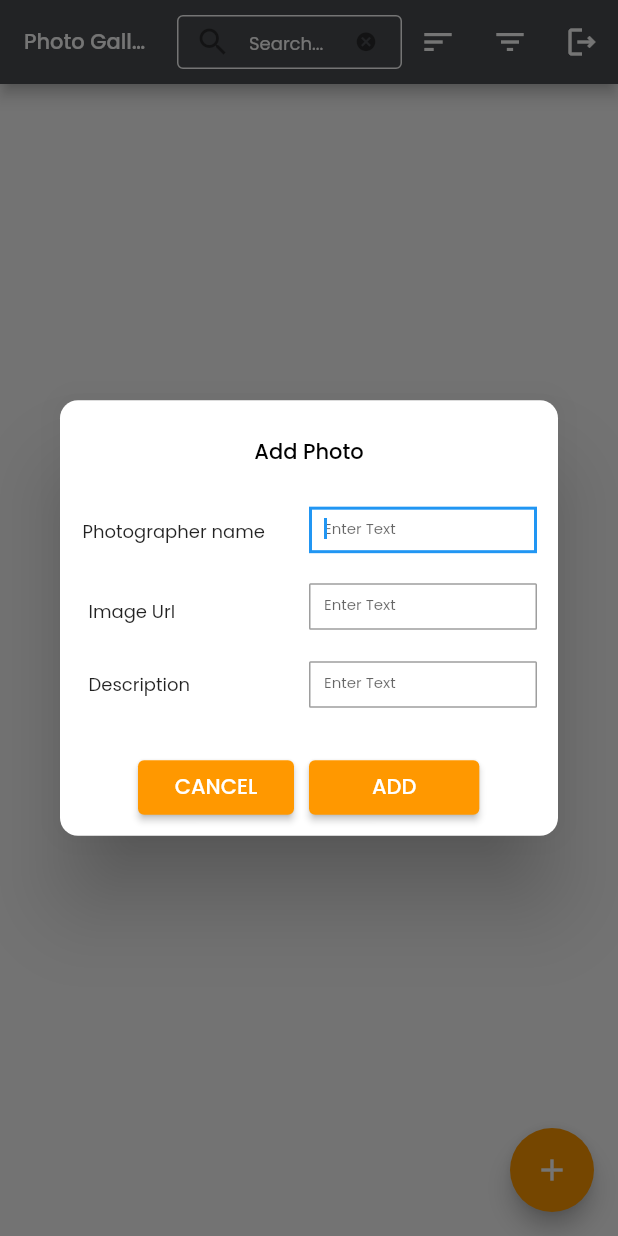
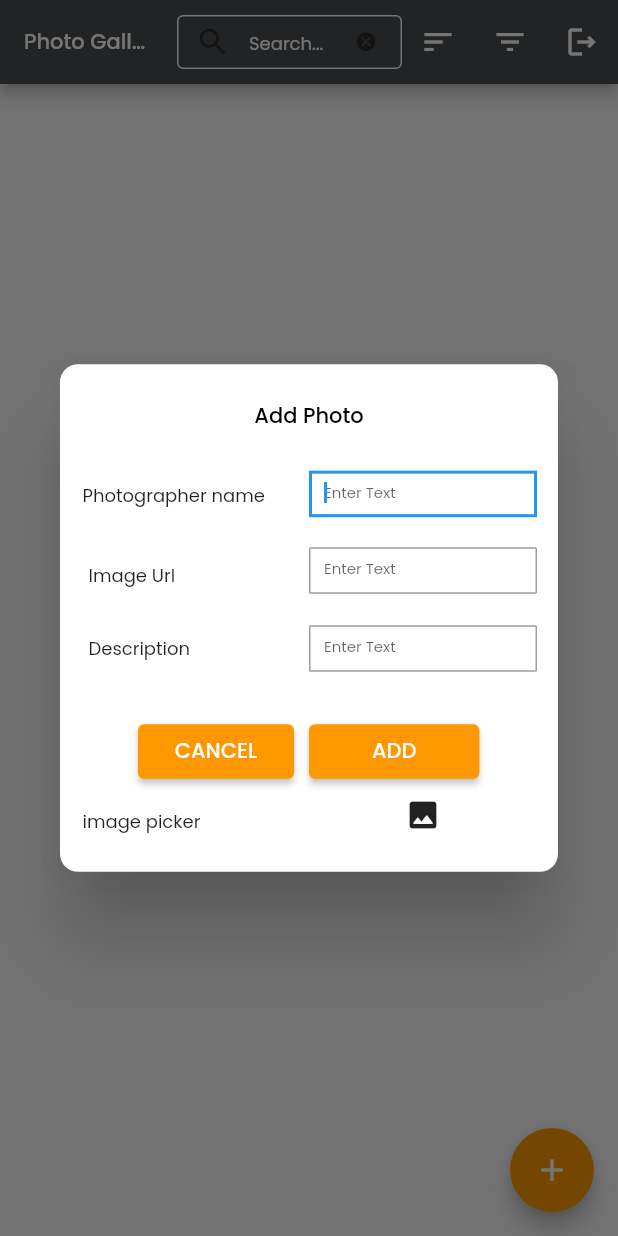
Before and after one commit to Dhanapal01/photogallery, a Flutter app: the screen it shows once a user with an empty profile is signed in, after a tap on the "add" icon, on a phone screen of 412 x 824 dp. Run offline on Flutter 3.47's test engine with Material 2 defaults, Android fonts, the light colour scheme and no system bars; our stand-ins replace cloud_firestore, file_picker, firebase_auth, firebase_core, firebase_storage, google_fonts and 1 more; accounts and stored records are empty; network calls fail.

Commit message:
add circularprograssindicator and add only user can login and add filepicker

```diff
--- a/lib/pages/card_page.dart
+++ b/lib/pages/card_page.dart
@@ -1,7 +1,7 @@
 import 'package:flutter/material.dart';
 import 'package:google_fonts/google_fonts.dart';
 import 'package:photogalery/pages/button/button_widget.dart';
-import 'modal_page.dart';
+import 'model_page.dart';
 
 class ImageWidget extends StatefulWidget {
   const ImageWidget({super.key});
@@ -66,7 +66,7 @@ class _CardWidgetState extends State<CardWidget> {
                   contentPadding: const EdgeInsets.all(0),
                   content: SizedBox(
                     width: width,
-                    height: height,
+                    height: height > 500 ? height : height - 50,
                     child: ClipRRect(
                         borderRadius:
                             const BorderRadius.all(Radius.circular(12)),
--- a/lib/pages/create_page.dart
+++ b/lib/pages/create_page.dart
@@ -1,19 +1,20 @@
 import 'dart:async';
+import 'dart:io';
 
 import 'package:collection/collection.dart';
 import 'package:firebase_auth/firebase_auth.dart';
 import 'package:photogalery/pages/login_page.dart';
 import 'package:photogalery/pages/login_register_page.dart';
-
+import 'package:file_picker/file_picker.dart';
 import 'auth_page.dart';
-import 'modal_page.dart';
+import 'model_page.dart';
 import 'package:google_fonts/google_fonts.dart';
 import '../pages/button/button_widget.dart';
 import 'card_page.dart';
 import '../pages/form_field.dart';
 import '../pages/sort_list.dart';
 import 'package:intl/intl.dart';
-
+import 'package:firebase_storage/firebase_storage.dart';
 import 'package:flutter/material.dart';
 import 'package:cloud_firestore/cloud_firestore.dart';
 
@@ -27,9 +28,39 @@ class CreatePage extends StatefulWidget {
 }
 
 class _CreatePage extends State<CreatePage> {
+  PlatformFile? pickedFile;
+  UploadTask? uploadTask;
+  Future selectPhoto() async {
+    final result = await FilePicker.platform.pickFiles();
+    if (result == null) return;
+    setState(() {
+      pickedFile == result.files.first;
+    });
+  }
+
+  Future uploadFile() async {
+    final path = 'files/${pickedFile!.name}';
+    final file = File(pickedFile!.path!);
+    final ref = FirebaseStorage.instance.ref().child(path);
+    uploadTask = ref.putFile(file);
+    final snapshot = await uploadTask!.whenComplete(() {});
+    final urlDownload = await snapshot.ref.getDownloadURL();
+    print(urlDownload);
+  }
+
+  Query q = FirebaseFirestore.instance.collection("AppGallery");
   final User? user = Auth().currentUser;
+  var uid = FirebaseAuth.instance.currentUser!.uid;
+
+  bool isLoading = false;
   Future<void> signOut() async {
+    setState(() {
+      isLoading = true;
+    });
     await Auth().signOut();
+    setState(() {
+      isLoading = false;
+    });
   }
 
   Widget _title() {
@@ -44,6 +75,7 @@ class _CreatePage extends State<CreatePage> {
     return CustomButton(
         onPressed: () {
           signOut();
+
           Navigator.pop(context);
         },
         title: "SignOut");
@@ -75,6 +107,8 @@ class _CreatePage extends State<CreatePage> {
     super.initState();
     _collection =
         FirebaseFirestore.instance.collection('AppGallery').snapshots();
+    q = q.where('AddedBy', isEqualTo: uid);
+    _collection = q.snapshots();
     _listPhoto();
     photos = photoList;
   }
@@ -220,6 +254,7 @@ class _CreatePage extends State<CreatePage> {
                                             _photoURLController.text;
                                         final String description =
                                             _descriptionController.text;
+                                        var uid = user!.uid;
 
                                         DateTime date = t.toDate();
                                         bool isLiked = false;
@@ -228,6 +263,7 @@ class _CreatePage extends State<CreatePage> {
                                             await FirebaseFirestore.instance
                                                 .collection('AppGallery')
                                                 .add({
+                                              "AddedBy": uid,
                                               "Photographername":
                                                   name.toUpperCase(),
                                               "photoURL": photoURL,
@@ -256,6 +292,45 @@ class _CreatePage extends State<CreatePage> {
                             )
                           ],
                         ),
+                        TableRow(children: <Widget>[
+                          Container(
+                            margin: const EdgeInsets.only(top: 20, left: 1),
+                            padding: const EdgeInsets.only(right: 1),
+                            child: Text(
+                              "image picker ",
+                              style: GoogleFonts.poppins(
+                                  textStyle: const TextStyle(
+                                      fontSize: 12,
+                                      fontWeight: FontWeight.w400)),
+                            ),
+                          ),
+                          TableCell(
+                              child: Container(
+                            child: IconButton(
+                                icon: Icon(Icons.image_rounded),
+                                onPressed: () async {
+                                  await showDialog(
+                                      context: context,
+                                      builder: ((context) {
+                                        return AlertDialog(
+                                          content:
+                                              Text('Please select the image'),
+                                          actions: [
+                                            CustomButton(
+                                              onPressed: () {
+                                                selectPhoto();
+                                              },
+                                              title: "select photo",
+                                            ),
+                                            CustomButton(
+                                                title: 'uploadbutton',
+                                                onPressed: uploadFile)
+                                          ],
+                                        );
+                                      }));
+                                }),
+                          ))
+                        ]),
                       ])
                     ],
                   ),
@@ -290,7 +365,11 @@ class _CreatePage extends State<CreatePage> {
                     Container(
                         padding: EdgeInsets.only(bottom: 15),
                         child: _userUid()),
-                    _signOutButton(),
+                    Container(
+                      child: isLoading
+                          ? CircularProgressIndicator()
+                          : _signOutButton(),
+                    )
                   ]),
             ),
           )));
@@ -303,6 +382,7 @@ class _CreatePage extends State<CreatePage> {
       final input = query.toLowerCase();
       return photographername.contains(input);
     }).toList();
+
     setState(() => photos = photosList);
   }
 
@@ -326,9 +406,15 @@ class _CreatePage extends State<CreatePage> {
     Query q = FirebaseFirestore.instance.collection("AppGallery");
 
     if (unOrdDeepEq(filterList, item1)) {
-      q = q.where(
-        "Isliked",
-      );
+      if (unOrdDeepEq(filterList, item1)) {
+        q = q.where(
+          "Isliked",
+        );
+      } else {
+        q = q.where(
+          "Isliked",
+        );
+      }
     } else {
       if (filterList.contains(SelectedList.liked)) {
         q = q.where("Isliked", isEqualTo: true);
@@ -337,7 +423,9 @@ class _CreatePage extends State<CreatePage> {
         q = q.where('Isliked', isEqualTo: false);
       }
     }
+
     setState(() {});
+    q = q.where('AddedBy', isEqualTo: uid);
     _collection = q.snapshots();
     _listPhoto();
   }
@@ -409,6 +497,7 @@ class _CreatePage extends State<CreatePage> {
   @override
   Widget build(BuildContext context) {
     String? dropDownValue = UserInput.photographerName;
+
     return SafeArea(
       child: Scaffold(
           appBar: AppBar(
@@ -479,6 +568,7 @@ class _CreatePage extends State<CreatePage> {
                   if (value == UserInput.isLiked) {
                     q = q.orderBy("Isliked", descending: true);
                   }
+                  q = q.where('AddedBy', isEqualTo: uid);
                   _collection = q.snapshots();
                   setState(() {
                     _listPhoto();
--- a/lib/pages/login_register_page.dart
+++ b/lib/pages/login_register_page.dart
@@ -18,18 +18,33 @@ class _RegisterPageState extends State<RegisterPage> {
   bool isLogin = true;
   final TextEditingController _emailController = TextEditingController();
   final TextEditingController _passwordController = TextEditingController();
+
+  bool isLoading = false;
   Future<void> signInWithEmailAndPassword() async {
+    setState(() {
+      isLoading = true;
+    });
+    Future.delayed(Duration(seconds: 5));
     try {
       await Auth().signInWithEmailAndPassword(
           email: _emailController.text, password: _passwordController.text);
+
+      Future.delayed(Duration(seconds: 2));
     } on FirebaseAuthException catch (e) {
       setState(() {
         errorMessage = e.message!;
       });
     }
+    setState(() {
+      isLoading = false;
+    });
   }
 
   Future<void> createUserWithEmailAndPassword() async {
+    setState(() {
+      isLoading = true;
+    });
+    Future.delayed(Duration(seconds: 5));
     try {
       await Auth().createUserWithEmailAndPassword(
           email: _emailController.text, password: _passwordController.text);
@@ -38,6 +53,7 @@ class _RegisterPageState extends State<RegisterPage> {
         errorMessage = e.message!;
       });
     }
+    isLoading = false;
   }
 
   Widget _title() {
@@ -54,7 +70,7 @@ class _RegisterPageState extends State<RegisterPage> {
   Widget _errorMessage() {
     return Text(
       errorMessage == '' ? '' : 'Humm ? $errorMessage',
-      style: TextStyle(color: Colors.redAccent),
+      style: const TextStyle(color: Colors.redAccent),
     );
   }
 
@@ -85,27 +101,28 @@ class _RegisterPageState extends State<RegisterPage> {
       body: Container(
         height: double.infinity,
         width: double.infinity,
-        padding: EdgeInsets.all(20),
+        padding: const EdgeInsets.all(20),
         child: Column(
             crossAxisAlignment: CrossAxisAlignment.center,
             mainAxisAlignment: MainAxisAlignment.center,
             children: <Widget>[
               Container(
-                padding: EdgeInsets.only(bottom: 20),
+                padding: const EdgeInsets.only(bottom: 20),
                 child: _entryField('email', _emailController),
               ),
               Container(
-                padding: EdgeInsets.only(bottom: 20),
+                padding: const EdgeInsets.only(bottom: 20),
                 child: _entryField('password', _passwordController),
               ),
               Container(
-                padding: EdgeInsets.only(bottom: 20),
+                padding: const EdgeInsets.only(bottom: 20),
                 child: _errorMessage(),
               ),
               Container(
-                padding: EdgeInsets.only(bottom: 20),
-                child: _submitButton(),
-              ),
+                  padding: const EdgeInsets.only(bottom: 20),
+                  child: isLoading
+                      ? CircularProgressIndicator()
+                      : _submitButton()),
               _loginOrRegisterButton(),
             ]),
       ),
--- a/lib/pages/modal_page.dart
+++ b/lib/pages/model_page.dart
@@ -1,13 +1,16 @@
 import 'package:cloud_firestore/cloud_firestore.dart';
+import 'package:firebase_auth/firebase_auth.dart';
 
 class AppGallery {
+  final String addedBy;
   final String photgrapherName;
   final String photoURL;
   final String description;
   final DateTime createdTime;
   final bool isLiked;
   final DocumentReference ref;
-  AppGallery({
+  AppGallery(
+    this.addedBy, {
     required this.ref,
     required this.photgrapherName,
     required this.photoURL,
@@ -17,6 +20,7 @@ class AppGallery {
   });
   Map<String, dynamic> toMap() {
     return {
+      'AddedBy': addedBy,
       'Photographername': photgrapherName,
       'PhotoURL': photoURL,
       'Description': description,
@@ -25,8 +29,10 @@ class AppGallery {
     };
   }
 
-  AppGallery.fromDocumentSnapshot(DocumentSnapshot<Map<String, dynamic>> doc)
-      : photgrapherName = doc.data()!['Photographername'],
+  AppGallery.fromDocumentSnapshot(
+    DocumentSnapshot<Map<String, dynamic>> doc,
+  )   : addedBy = doc.data()!['AddedBy'],
+        photgrapherName = doc.data()!['Photographername'],
         photoURL = doc.data()!['photoURL'],
         description = doc.data()!['Description'],
         createdTime = doc.data()!['CreatedTime'].toDate(),
--- a/lib/pages/widget_tree.dart
+++ b/lib/pages/widget_tree.dart
@@ -12,6 +12,8 @@ class WidgetTree extends StatefulWidget {
 }
 
 class _WidgetTreeState extends State<WidgetTree> {
+  bool isLoading = false;
+
   @override
   Widget build(BuildContext context) {
     return StreamBuilder(
--- a/pubspec.yaml
+++ b/pubspec.yaml
@@ -47,6 +47,9 @@ dependencies:
   jiffy: ^6.1.0
   full_screen_image_null_safe: ^2.0.0
   collection: ^1.17.0
+  image_picker: ^0.8.7+5
+  file_picker: ^5.3.0
+  firebase_storage: ^11.2.1
 
 dev_dependencies:
   flutter_test:
```
Also changed, not shown: pubspec.lock, 2 other files.
